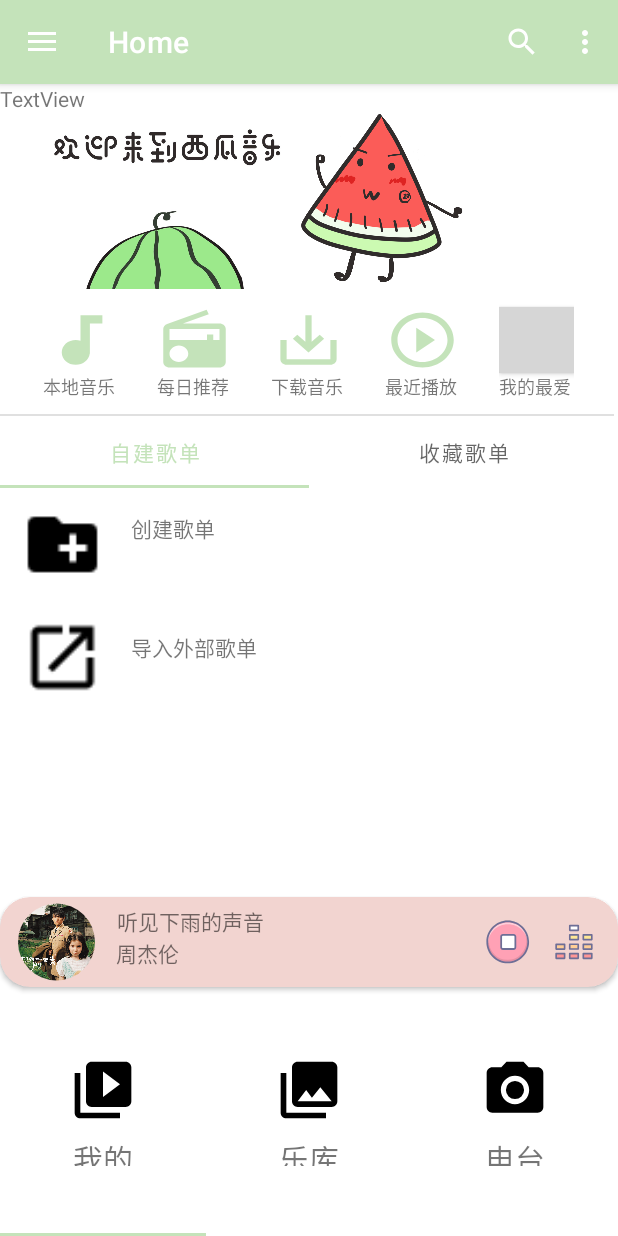
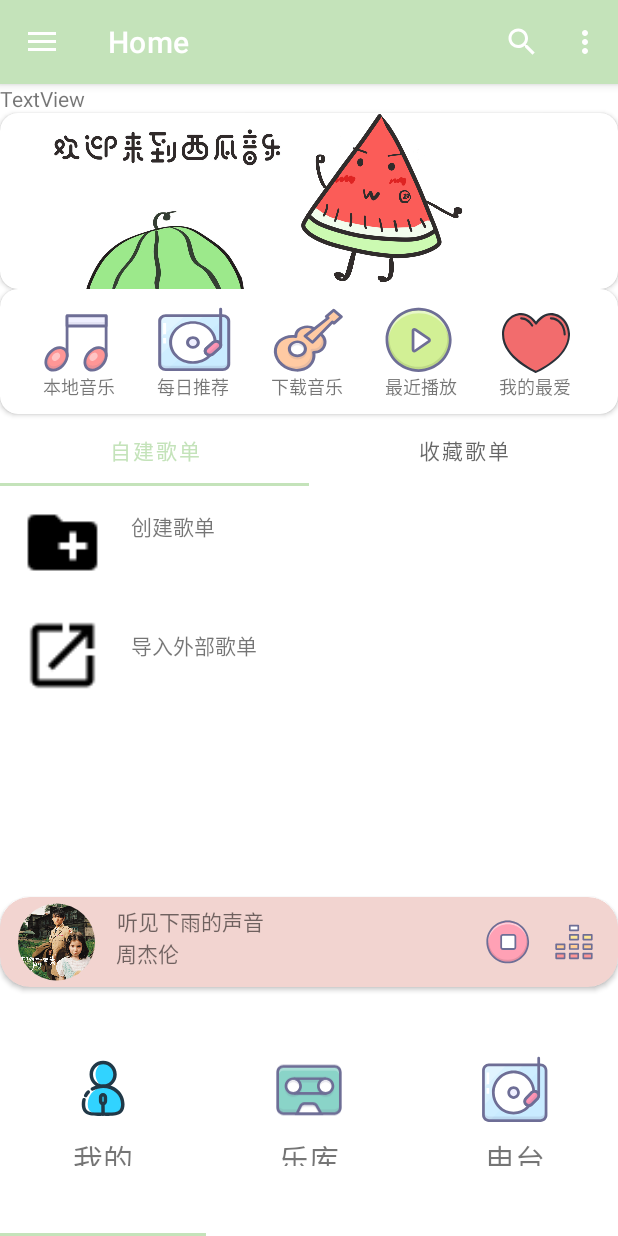
Before and after one commit to QXie12/QRAndroidMusicPlayer, an Android app: the screen it shows after launch (MainActivity), on a phone screen of 412 x 824 dp. Run offline under Robolectric (Android 15) with nearby library versions, the phone set to English and light mode, and no system bars; our stand-ins replace CircleImageView, Room's generated code, navigation-ui; libraries missing offline, so code that uses them is left out: com.github.stuxuhai.jpinyin; 19 statements that could not run were skipped; grey boxes are pictures that could not be loaded.

Commit message:
更新部分图标，解决button图标显示问题

```diff
--- a/app/src/main/java/com/example/musicplayer/MainActivity.java
+++ b/app/src/main/java/com/example/musicplayer/MainActivity.java
@@ -66,7 +66,7 @@ public class MainActivity extends AppCompatActivity implements View.OnClickListe
     private static TextView music_singer;
     private static ImageView main_isPlay;
     private String[] mTitles = {"我的","乐库","电台"};
-    private int[] mImages = {R.drawable.ic_menu_slideshow, R.drawable.ic_menu_gallery, R.drawable.ic_menu_camera};
+    private int[] mImages = {R.drawable.ic_new_singer, R.drawable.ic_cidai, R.drawable.ic_recommend};
 
     //读取歌曲
     MusicUtil musicUtil;
--- a/app/src/main/java/com/example/musicplayer/ui/tab/mine/MineFragment.java
+++ b/app/src/main/java/com/example/musicplayer/ui/tab/mine/MineFragment.java
@@ -9,6 +9,7 @@ import android.view.ViewGroup;
 import android.view.animation.Animation;
 import android.view.animation.TranslateAnimation;
 import android.widget.Button;
+import android.widget.ImageButton;
 import android.widget.ImageView;
 import android.widget.TextView;
 
@@ -107,11 +108,11 @@ public class MineFragment extends Fragment {
 
 
 //        上方几个Button
-        Button recommend_music = binding.recommendMusic;
-        Button local_music = binding.localMusic;
-        Button download_music = binding.downloadMusic;
-        Button recent_music = binding.recentMusic;
-        Button favorite_music = binding.favoriteMusic;
+        ImageButton recommend_music = binding.recommendMusic;
+        ImageButton local_music = binding.localMusic;
+        ImageButton download_music = binding.downloadMusic;
+        ImageButton recent_music = binding.recentMusic;
+        ImageButton favorite_music = binding.favoriteMusic;
 
         //查看本地音乐的按钮
         local_music.setOnClickListener(new View.OnClickListener(){
--- a/app/src/main/res/drawable/ic_account.xml
+++ /dev/null
@@ -1,9 +0,0 @@
-<vector xmlns:android="http://schemas.android.com/apk/res/android"
-    android:width="24dp"
-    android:height="24dp"
-    android:viewportWidth="24"
-    android:viewportHeight="24">
-  <path
-      android:fillColor="#FF000000"
-      android:pathData="M12,2C6.48,2 2,6.48 2,12s4.48,10 10,10 10,-4.48 10,-10S17.52,2 12,2zM12,5c1.66,0 3,1.34 3,3s-1.34,3 -3,3 -3,-1.34 -3,-3 1.34,-3 3,-3zM12,19.2c-2.5,0 -4.71,-1.28 -6,-3.22 0.03,-1.99 4,-3.08 6,-3.08 1.99,0 5.97,1.09 6,3.08 -1.29,1.94 -3.5,3.22 -6,3.22z"/>
-</vector>
--- /dev/null
+++ b/app/src/main/res/drawable/ic_cidai.xml
@@ -0,0 +1,53 @@
+<vector xmlns:android="http://schemas.android.com/apk/res/android"
+    android:width="20.984375dp"
+    android:height="16dp"
+    android:viewportWidth="1343"
+    android:viewportHeight="1024">
+  <path
+      android:pathData="M1290.03,857.95c0,62.12 -50.84,112.96 -112.95,112.96H166.05C103.92,970.91 53.09,920.07 53.09,857.95V166.05C53.09,103.92 103.92,53.09 166.05,53.09h1011.01C1239.19,53.09 1290.03,103.92 1290.03,166.05V857.95z"
+      android:fillColor="#8AD4C8"/>
+  <path
+      android:pathData="M376.92,551.82h642.36v53.09H376.92zM371.61,263.77h631.74v53.09H371.61z"
+      android:fillColor="#6E6E96"/>
+  <path
+      android:pathData="M361.2,434.34m-144.03,0a144.03,144.03 0,1 0,288.05 0,144.03 144.03,0 1,0 -288.05,0Z"
+      android:fillColor="#FFFFFF"/>
+  <path
+      android:pathData="M361.2,316.85c64.78,0 117.48,52.71 117.48,117.48 0,64.78 -52.7,117.48 -117.48,117.48s-117.48,-52.7 -117.48,-117.48c0,-64.78 52.7,-117.48 117.48,-117.48zM190.63,434.34c0,94.06 76.52,170.58 170.57,170.58s170.57,-76.52 170.57,-170.58c0,-94.05 -76.52,-170.57 -170.57,-170.57s-170.57,76.52 -170.57,170.57z"
+      android:fillColor="#6E6E96"/>
+  <path
+      android:pathData="M1000.25,434.34m-144.03,0a144.03,144.03 0,1 0,288.05 0,144.03 144.03,0 1,0 -288.05,0Z"
+      android:fillColor="#FFFFFF"/>
+  <path
+      android:pathData="M1000.25,316.85c64.78,0 117.48,52.71 117.48,117.48 0,64.78 -52.71,117.48 -117.48,117.48s-117.48,-52.7 -117.48,-117.48c0,-64.78 52.71,-117.48 117.48,-117.48zM829.68,434.34c0,94.06 76.52,170.58 170.57,170.58s170.57,-76.52 170.57,-170.58c0,-94.05 -76.52,-170.57 -170.57,-170.57s-170.57,76.52 -170.57,170.57z"
+      android:fillColor="#6E6E96"/>
+  <path
+      android:pathData="M1263.48,814c0,42.6 -38.76,77.27 -86.41,77.27L166.05,891.28c-47.65,0 -86.42,-34.66 -86.42,-77.27L26.54,814c0,71.88 62.58,130.36 139.5,130.36h1011.03c76.92,0 139.5,-58.48 139.5,-130.36h-53.09zM361.2,359.32c64.78,0 117.48,52.71 117.48,117.48s-52.7,117.48 -117.48,117.48 -117.48,-52.71 -117.48,-117.48 52.7,-117.48 117.48,-117.48zM190.63,476.81c0,94.06 76.52,170.58 170.57,170.58s170.57,-76.52 170.57,-170.58c0,-94.05 -76.52,-170.57 -170.57,-170.57s-170.57,76.52 -170.57,170.57zM1000.25,359.32c64.78,0 117.48,52.71 117.48,117.48s-52.71,117.48 -117.48,117.48 -117.48,-52.71 -117.48,-117.48 52.71,-117.48 117.48,-117.48zM829.68,476.81c0,94.06 76.52,170.58 170.57,170.58s170.57,-76.52 170.57,-170.58c0,-94.05 -76.52,-170.57 -170.57,-170.57s-170.57,76.52 -170.57,170.57z"
+      android:strokeAlpha="0.15"
+      android:fillColor="#6E6E96"
+      android:fillAlpha="0.15"/>
+  <path
+      android:pathData="M79.63,209.7c0,-42.61 38.76,-77.28 86.41,-77.28h1011.02c47.66,0 86.42,34.66 86.42,77.28h53.09c0,-71.88 -62.58,-130.37 -139.5,-130.37H166.04C89.12,79.34 26.54,137.82 26.54,209.7h53.09z"
+      android:strokeAlpha="0.28"
+      android:fillColor="#FFFFFF"
+      android:fillAlpha="0.28"/>
+  <path
+      android:pathData="M1263.48,857.95c0,47.66 -38.76,86.42 -86.41,86.42L166.05,944.36c-47.65,0 -86.42,-38.77 -86.42,-86.42L79.63,166.05C79.63,118.4 118.4,79.63 166.05,79.63h1011.01C1224.71,79.63 1263.48,118.4 1263.48,166.05L1263.48,857.95zM1316.57,166.05C1316.57,89.12 1253.99,26.54 1177.06,26.54L166.05,26.54C89.12,26.54 26.54,89.12 26.54,166.05L26.54,857.95c0,76.92 62.58,139.5 139.5,139.5h1011.03c76.92,0 139.5,-62.58 139.5,-139.5L1316.57,166.05z"
+      android:fillColor="#6E6E96"/>
+  <path
+      android:pathData="M431.51,970.91l73.35,-146.7c12.28,-26.49 46.22,-48.16 75.42,-48.16h165.27c29.2,0 65.06,20.68 79.72,45.93l86.34,148.94H431.51z"
+      android:fillColor="#FFFFFF"/>
+  <path
+      android:pathData="M455.25,982.78l73.35,-146.7 0.18,-0.35 0.16,-0.35c7.96,-17.15 32.43,-32.79 51.34,-32.79h165.27c19.78,0 46.82,15.59 56.75,32.7l86.34,148.94 22.96,-39.86L431.51,944.36l23.74,38.41zM934.57,957.59l-86.34,-148.94c-19.57,-33.73 -63.71,-59.17 -102.68,-59.17h-165.27c-39.27,0 -82.98,27.91 -99.5,63.54l0.34,-0.71 -73.35,146.7 -19.21,38.41h569.11l-23.1,-39.85z"
+      android:fillColor="#6E6E96"/>
+  <path
+      android:pathData="M475.68,313.31h402.03v53.09h-402.03z"
+      android:strokeAlpha="0.15"
+      android:fillColor="#6E6E96"
+      android:fillAlpha="0.15"/>
+  <path
+      android:pathData="M422.92,971.22h59.35l48.98,-97.97 0.18,-0.35 0.16,-0.35c7.96,-17.15 32.43,-32.79 51.34,-32.79h165.26c19.79,0 46.83,15.59 56.75,32.7l57.25,98.76h61.37l-72.69,-125.39c-19.56,-33.73 -63.69,-59.17 -102.68,-59.17h-165.26c-39.27,0 -82.98,27.91 -99.51,63.54l0.34,-0.71 -60.85,121.71z"
+      android:strokeAlpha="0.15"
+      android:fillColor="#6E6E96"
+      android:fillAlpha="0.15"/>
+</vector>
--- a/app/src/main/res/drawable/ic_fast_forward.xml
+++ /dev/null
@@ -1,9 +0,0 @@
-<vector xmlns:android="http://schemas.android.com/apk/res/android"
-    android:width="24dp"
-    android:height="24dp"
-    android:viewportWidth="24"
-    android:viewportHeight="24">
-  <path
-      android:fillColor="#FF000000"
-      android:pathData="M4,18l8.5,-6L4,6v12zM13,6v12l8.5,-6L13,6z"/>
-</vector>
--- a/app/src/main/res/drawable/ic_fast_rewind.xml
+++ /dev/null
@@ -1,9 +0,0 @@
-<vector xmlns:android="http://schemas.android.com/apk/res/android"
-    android:width="24dp"
-    android:height="24dp"
-    android:viewportWidth="24"
-    android:viewportHeight="24">
-  <path
-      android:fillColor="#FF000000"
-      android:pathData="M11,18L11,6l-8.5,6 8.5,6zM11.5,12l8.5,6L20,6l-8.5,6z"/>
-</vector>
--- a/app/src/main/res/drawable/ic_format_indent_increase.xml
+++ /dev/null
@@ -1,9 +0,0 @@
-<vector xmlns:android="http://schemas.android.com/apk/res/android"
-    android:width="24dp"
-    android:height="24dp"
-    android:viewportWidth="24"
-    android:viewportHeight="24">
-  <path
-      android:fillColor="#FF000000"
-      android:pathData="M3,21h18v-2L3,19v2zM3,8v8l4,-4 -4,-4zM11,17h10v-2L11,15v2zM3,3v2h18L21,3L3,3zM11,9h10L21,7L11,7v2zM11,13h10v-2L11,11v2z"/>
-</vector>
--- a/app/src/main/res/drawable/ic_headset_mic.xml
+++ /dev/null
@@ -1,9 +0,0 @@
-<vector xmlns:android="http://schemas.android.com/apk/res/android"
-    android:width="24dp"
-    android:height="24dp"
-    android:viewportWidth="24"
-    android:viewportHeight="24">
-  <path
-      android:fillColor="#FF000000"
-      android:pathData="M12,1c-4.97,0 -9,4.03 -9,9v7c0,1.66 1.34,3 3,3h3v-8H5v-2c0,-3.87 3.13,-7 7,-7s7,3.13 7,7v2h-4v8h4v1h-7v2h6c1.66,0 3,-1.34 3,-3V10c0,-4.97 -4.03,-9 -9,-9z"/>
-</vector>
--- a/app/src/main/res/drawable/ic_play_circle.xml
+++ /dev/null
@@ -1,9 +0,0 @@
-<vector xmlns:android="http://schemas.android.com/apk/res/android"
-    android:width="24dp"
-    android:height="24dp"
-    android:viewportWidth="24"
-    android:viewportHeight="24">
-  <path
-      android:fillColor="#FF000000"
-      android:pathData="M10,16.5l6,-4.5 -6,-4.5v9zM12,2C6.48,2 2,6.48 2,12s4.48,10 10,10 10,-4.48 10,-10S17.52,2 12,2zM12,20c-4.41,0 -8,-3.59 -8,-8s3.59,-8 8,-8 8,3.59 8,8 -3.59,8 -8,8z"/>
-</vector>
--- a/app/src/main/res/drawable/ic_save_alt.xml
+++ /dev/null
@@ -1,9 +0,0 @@
-<vector xmlns:android="http://schemas.android.com/apk/res/android"
-    android:width="24dp"
-    android:height="24dp"
-    android:viewportWidth="24"
-    android:viewportHeight="24">
-  <path
-      android:fillColor="#FF000000"
-      android:pathData="M19,12v7L5,19v-7L3,12v7c0,1.1 0.9,2 2,2h14c1.1,0 2,-0.9 2,-2v-7h-2zM13,12.67l2.59,-2.58L17,11.5l-5,5 -5,-5 1.41,-1.41L11,12.67L11,3h2z"/>
-</vector>
--- a/app/src/main/res/layout/fragment_mine.xml
+++ b/app/src/main/res/layout/fragment_mine.xml
@@ -31,9 +31,9 @@
         app:layout_constraintEnd_toEndOf="parent"
         app:layout_constraintTop_toTopOf="parent"
         app:layout_constraintVertical_bias="0.1"
-        app:cardElevation="0dp"
-        app:cardMaxElevation="0dp"
+        app:cardCornerRadius="12dp"
         >
+
 
         <androidx.constraintlayout.widget.ConstraintLayout
             android:layout_width="250dp"
@@ -51,6 +51,16 @@
             android:layout_height="wrap_content"
             android:src="@drawable/avatar10" />
     </androidx.cardview.widget.CardView>
+
+
+    <androidx.cardview.widget.CardView
+        android:layout_width="match_parent"
+        android:layout_height="83dp"
+        app:cardCornerRadius="12dp"
+        >
+
+
+
 
     <LinearLayout
         android:id="@+id/selectionLayout"
@@ -74,12 +84,12 @@
             android:layout_width="50dp"
             android:layout_height="match_parent">
 
-            <Button
+            <ImageButton
                 android:id="@+id/local_music"
-                android:layout_width="50dp"
-                android:layout_height="44dp"
-                android:layout_marginTop="12dp"
-                android:background="@drawable/ic_music"
+                android:layout_width="44dp"
+                android:layout_height="40dp"
+                android:layout_marginTop="16dp"
+                android:background="@drawable/ic_new2_music"
 
                 app:layout_constraintEnd_toEndOf="parent"
                 app:layout_constraintHorizontal_bias="0.0"
@@ -111,12 +121,12 @@
             android:layout_width="50dp"
             android:layout_height="match_parent">
 
-            <Button
+            <ImageButton
                 android:id="@+id/recommend_music"
                 android:layout_width="50dp"
                 android:layout_height="44dp"
                 android:layout_marginTop="12dp"
-                android:background="@drawable/ic_radio"
+                android:background="@drawable/ic_recommend"
                 app:layout_constraintEnd_toEndOf="parent"
                 app:layout_constraintHorizontal_bias="0.0"
                 app:layout_constraintStart_toStartOf="parent"
@@ -147,12 +157,12 @@
             android:layout_width="50dp"
             android:layout_height="match_parent">
 
-            <Button
+            <ImageButton
                 android:id="@+id/download_music"
                 android:layout_width="50dp"
                 android:layout_height="44dp"
                 android:layout_marginTop="12dp"
-                android:background="@drawable/ic_save_alt"
+                android:background="@drawable/ic_guitar"
 
 
                 app:layout_constraintEnd_toEndOf="parent"
@@ -183,14 +193,14 @@
             android:layout_width="50dp"
             android:layout_height="match_parent">
 
-            <Button
+            <ImageButton
                 android:id="@+id/recent_music"
-                android:layout_width="50dp"
+                android:layout_width="45dp"
                 android:layout_height="44dp"
                 android:layout_marginTop="12dp"
 
 
-                android:background="@drawable/ic_play_circle"
+                android:background="@drawable/ic_play"
                 app:layout_constraintEnd_toEndOf="parent"
                 app:layout_constraintHorizontal_bias="0.0"
                 app:layout_constraintStart_toStartOf="parent"
@@ -218,13 +228,14 @@
             android:layout_width="50dp"
             android:layout_height="match_parent">
 
-            <Button
+            <ImageButton
                 android:id="@+id/favorite_music"
-                android:layout_width="50dp"
-                android:layout_height="44dp"
-                android:layout_marginTop="12dp"
+                android:layout_width="45dp"
+                android:layout_height="40dp"
+                android:layout_marginTop="16dp"
+                android:layout_marginLeft="2dp"
 
-                android:background="@drawable/ic_favorite"
+                android:background="@drawable/ic_aixin"
 
                 app:layout_constraintEnd_toEndOf="parent"
                 app:layout_constraintHorizontal_bias="0.0"
@@ -250,15 +261,18 @@
 
     </LinearLayout>
 
-    <View
-        android:id="@+id/divider"
-        android:layout_width="409dp"
-        android:layout_height="1dp"
-        android:background="?android:attr/listDivider"
-        app:layout_constraintEnd_toEndOf="parent"
-        app:layout_constraintHorizontal_bias="1.0"
-        app:layout_constraintStart_toStartOf="parent"
-        app:layout_constraintTop_toBottomOf="@+id/selectionLayout" />
+    </androidx.cardview.widget.CardView>
+
+
+<!--    <View-->
+<!--        android:id="@+id/divider"-->
+<!--        android:layout_width="409dp"-->
+<!--        android:layout_height="1dp"-->
+<!--        android:background="?android:attr/listDivider"-->
+<!--        app:layout_constraintEnd_toEndOf="parent"-->
+<!--        app:layout_constraintHorizontal_bias="1.0"-->
+<!--        app:layout_constraintStart_toStartOf="parent"-->
+<!--        app:layout_constraintTop_toBottomOf="@+id/selectionLayout" />-->
 
 <!--    <androidx.coordinatorlayout.widget.CoordinatorLayout-->
 <!--        android:id="@+id/local_tabs"-->
@@ -308,7 +322,7 @@
             app:layout_behavior="@string/appbar_scrolling_view_behavior"
             app:layout_constraintBottom_toBottomOf="parent"
             app:layout_constraintEnd_toEndOf="parent"
-            app:layout_constraintTop_toBottomOf="@+id/divider">
+            app:layout_constraintTop_toBottomOf="@+id/selectionLayout">
 
         </androidx.viewpager.widget.ViewPager>
 
--- a/app/src/main/res/layout/music_notification.xml
+++ b/app/src/main/res/layout/music_notification.xml
@@ -106,7 +106,7 @@
                                     android:layout_height="match_parent"
                                     android:layout_weight="1"
                                     android:background="#00000000"
-                                    app:srcCompat="@drawable/ic_music_on" />
+                                    app:srcCompat="@drawable/ic_skip_next" />
                             </LinearLayout>
                         </LinearLayout>
                     </LinearLayout>
```
Also changed, not shown: app/src/main/res/layout/app_bar_main.xml (+0 -14 lines).
